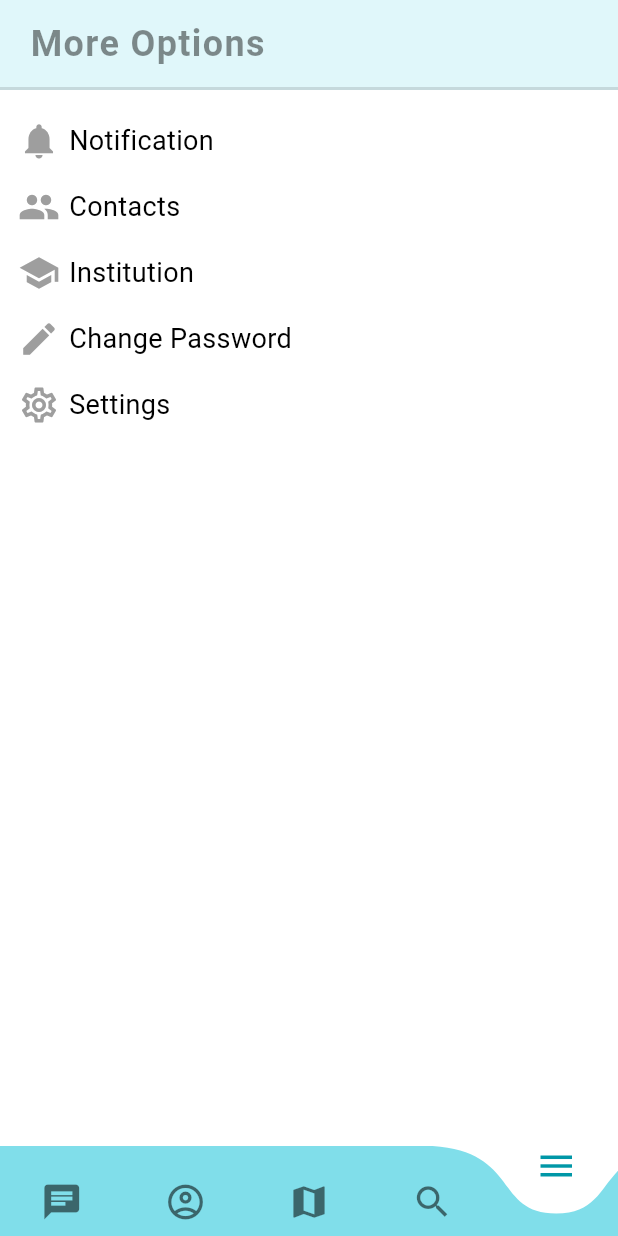
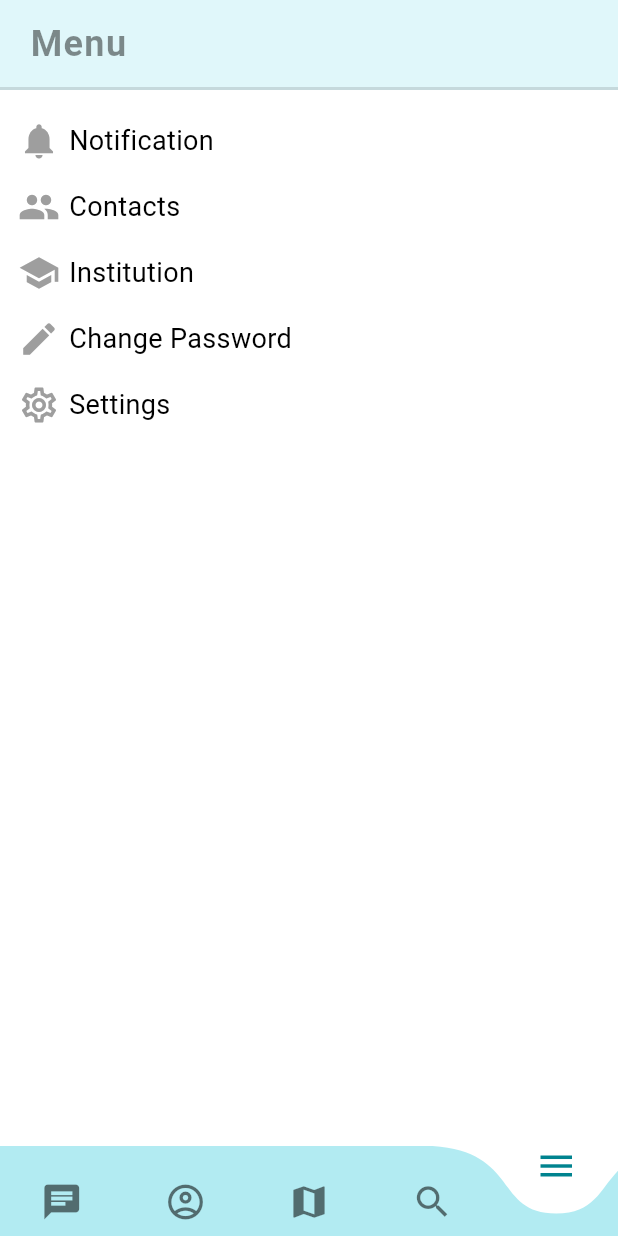
Before and after one commit to Aabro098/edventure, a Flutter app: the NavScreen screen opened by its route, item 5 of the bottom bar chosen, on a phone screen of 412 x 824 dp. Run offline on Flutter 3.47's test engine with Material 3 defaults, Android fonts, the phone set to English and light mode, and no system bars; drawn by our look-alikes of curved_navigation_bar; our stand-ins replace flutter_map, latlong2, location, shared_preferences; missing offline and left inert: flutter_map_cancellable_tile_provider; accounts and stored records are empty; network calls fail.

Commit message:
made new changes

```diff
--- a/lib/Navigation/nav_screen.dart
+++ b/lib/Navigation/nav_screen.dart
@@ -36,11 +36,11 @@ class _NavScreenState extends State<NavScreen> {
   ];
 
   final List<String> pagename= [
-    'Messenger',
-    'Profile',
+    'Chats',
+    'Your Profile',
     'Map',
     'Search',
-    'More Options',
+    'Menu',
   ];
 
   @override
--- a/lib/Screens/Friends/friend_screen.dart
+++ b/lib/Screens/Friends/friend_screen.dart
@@ -14,7 +14,8 @@ class FriendScreen extends StatefulWidget {
 class _FriendScreenState extends State<FriendScreen> {
   @override
   Widget build(BuildContext context) {
-    return const Scaffold(
+    return SafeArea(
+      child: Scaffold(
         appBar: CustomAppBar(pagename: ['Contacts'], selectedIndex: 0),
         body: CustomScrollView(
           slivers: [
@@ -33,6 +34,7 @@ class _FriendScreenState extends State<FriendScreen> {
               ),
             ),
           ],
+        ),
       ),
     );
   }
--- a/lib/Screens/Notifications/notification_screen.dart
+++ b/lib/Screens/Notifications/notification_screen.dart
@@ -22,7 +22,8 @@ class _NotificationScreenState extends State<NotificationScreen> {
   @override
   Widget build(BuildContext context) {
     final userId = Provider.of<UserProvider>(context).user.id;
-    return Scaffold(
+    return SafeArea(
+      child: Scaffold(
         appBar: CustomAppBar(pagename: ['Notifications'], selectedIndex: 0),
         body: FutureBuilder<List<NotificationModel>>(
           future: userId.isNotEmpty
@@ -67,6 +68,7 @@ class _NotificationScreenState extends State<NotificationScreen> {
             );
           },
         ),
+      ),
     );
   }
 }
--- a/lib/Screens/Profile Screen/view_profile.dart
+++ b/lib/Screens/Profile Screen/view_profile.dart
@@ -2,6 +2,7 @@ import 'package:edventure/Providers/user_provider.dart';
 import 'package:edventure/Services/api_services.dart';
 import 'package:edventure/Services/notification_api.dart';
 import 'package:edventure/Services/review_services.dart';
+import 'package:edventure/Widgets/app_bar.dart';
 import 'package:edventure/Widgets/review_card.dart';
 import 'package:edventure/Widgets/user_details.dart';
 import 'package:edventure/constants/variable.dart';
@@ -96,6 +97,7 @@ class _ProfileViewScreenState extends State<ProfileViewScreen> {
     final currentUser = Provider.of<UserProvider>(context).user;
     return SafeArea(
       child: Scaffold(
+        appBar: CustomAppBar(pagename: ['Profile'], selectedIndex: 0),
         body: GestureDetector(
           onTap: () {
             setState(() {
--- a/lib/Widgets/tab_bar.dart
+++ b/lib/Widgets/tab_bar.dart
@@ -23,11 +23,11 @@ class CustomCurvedNavigationBar extends StatelessWidget {
         int index = icons.indexOf(icon);
         return Icon(
           icon,
-          color: index == selectedIndex ? Colors.cyan.shade700 : Colors.black54,
+          color: index == selectedIndex ? Colors.cyan.shade800 : Colors.black54,
           size: 28.0,
         );
       }).toList(),
-      color: Colors.cyan.shade200,
+      color: Colors.cyan.shade100,
       backgroundColor: Colors.transparent,
       buttonBackgroundColor: Colors.transparent,
       animationCurve: Curves.easeInOut,
```
Also changed, not shown: lib/Screens/Messenger/individual_chat.dart (+30 -7 lines). Lines whose indentation alone changed are shown as unchanged.
